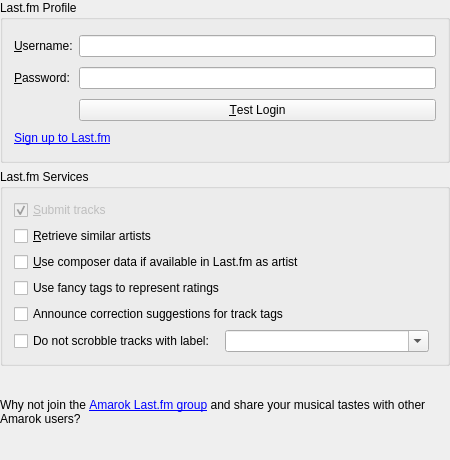
First picture: the form in src/services/lastfm/LastFmConfigWidget.ui, repository KDE/amarok, before the edit.
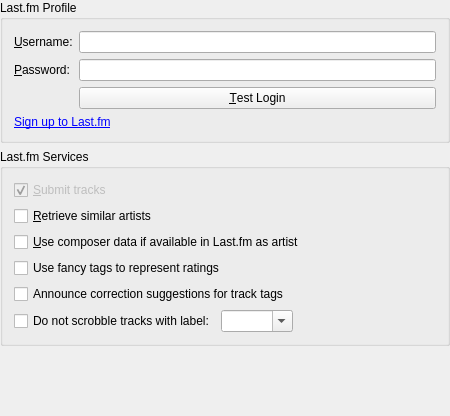
Second picture: the form after the edit.

Commit message: Remove unsupported neighbour method, remove deprecated groups ref and fix auth

```diff
--- a/src/services/lastfm/LastFmConfigWidget.ui
+++ b/src/services/lastfm/LastFmConfigWidget.ui
@@ -7,7 +7,7 @@
     <x>0</x>
     <y>0</y>
     <width>450</width>
-    <height>460</height>
+    <height>416</height>
    </rect>
   </property>
   <property name="minimumSize">
@@ -20,6 +20,28 @@
    <property name="margin">
     <number>0</number>
    </property>
+   <property name="topMargin">
+    <number>0</number>
+   </property>
+   <property name="rightMargin">
+    <number>0</number>
+   </property>
+   <property name="bottomMargin">
+    <number>0</number>
+   </property>
+   <item row="6" column="0">
+    <spacer name="verticalSpacer">
+     <property name="orientation">
+      <enum>Qt::Vertical</enum>
+     </property>
+     <property name="sizeHint" stdset="0">
+      <size>
+       <width>0</width>
+       <height>0</height>
+      </size>
+     </property>
+    </spacer>
+   </item>
    <item row="0" column="0" rowspan="2">
     <widget class="QGroupBox" name="groupBox3">
      <property name="title">
@@ -91,26 +113,6 @@
      </layout>
     </widget>
    </item>
-   <item row="6" column="0">
-    <widget class="QLabel" name="kActiveLabel2">
-     <property name="text">
-      <string>Why not join the &lt;a href=&quot;http://www.last.fm:80/group/Amarok+Users&quot;&gt;Amarok Last.fm group&lt;/a&gt; and share your musical tastes with other Amarok users?</string>
-     </property>
-     <property name="wordWrap">
-      <bool>true</bool>
-     </property>
-     <property name="openExternalLinks">
-      <bool>true</bool>
-     </property>
-    </widget>
-   </item>
-   <item row="7" column="0">
-    <spacer name="verticalSpacer">
-     <property name="orientation">
-      <enum>Qt::Vertical</enum>
-     </property>
-    </spacer>
-   </item>
    <item row="3" column="0" rowspan="2">
     <widget class="QGroupBox" name="groupBox2">
      <property name="title">
@@ -200,6 +202,12 @@
           <property name="orientation">
            <enum>Qt::Horizontal</enum>
           </property>
+          <property name="sizeHint" stdset="0">
+           <size>
+            <width>0</width>
+            <height>0</height>
+           </size>
+          </property>
          </spacer>
         </item>
        </layout>
@@ -210,13 +218,6 @@
   </layout>
  </widget>
  <layoutdefault spacing="6" margin="11"/>
- <customwidgets>
-  <customwidget>
-   <class>QLineEdit</class>
-   <extends>QLineEdit</extends>
-   <header>qlineedit.h</header>
-  </customwidget>
- </customwidgets>
  <tabstops>
   <tabstop>kcfg_ScrobblerUsername</tabstop>
   <tabstop>kcfg_ScrobblerPassword</tabstop>
```
Left out of the diff: 2 changed lines with no effect on the pictures. The commit also changes 3 other files.
